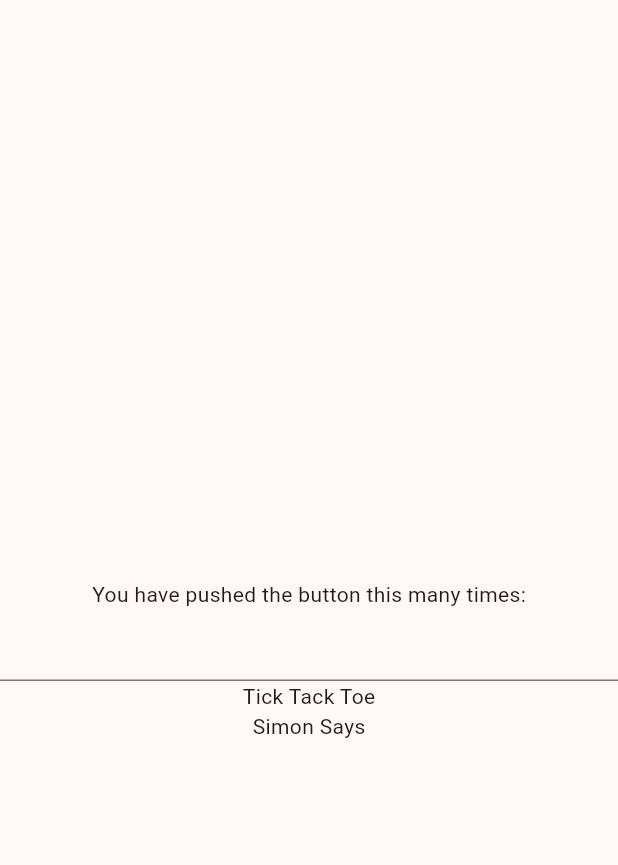
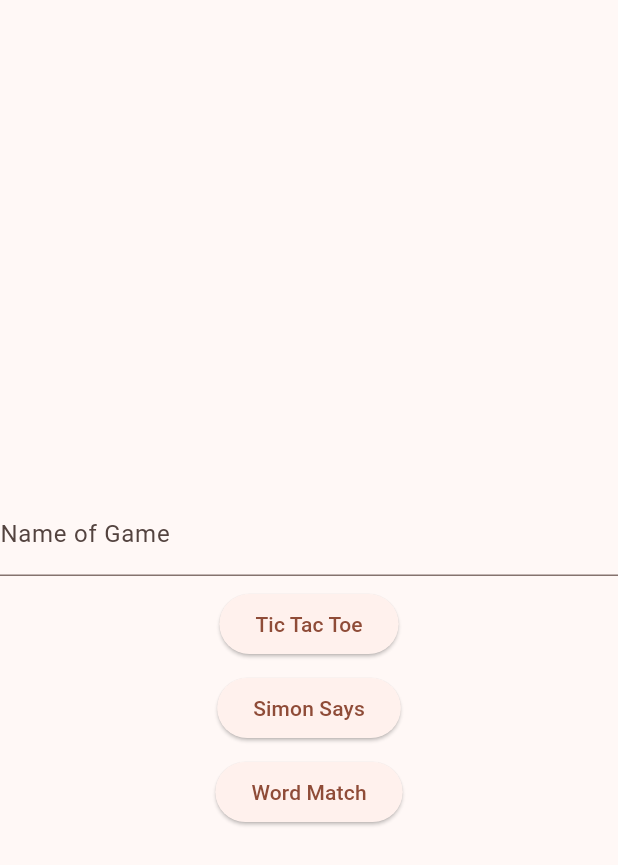
Before and after one commit to hunterwilhelm/betrayal_on_board, a Flutter app: the screen it shows after launch, on a phone screen of 412 x 824 dp. Shown: the top 865 px of the screen. Run offline on Flutter 3.47's test engine with Material 3 defaults, Android fonts, the light colour scheme and no system bars; our stand-ins replace flutter_hooks.

Commit message:
add word match mini-game

```diff
--- a/lib/main.dart
+++ b/lib/main.dart
@@ -1,5 +1,6 @@
 import 'package:betrayal_on_board/minigames/simonsays.dart';
 import 'package:betrayal_on_board/minigames/tictactoe.dart';
+import 'package:betrayal_on_board/minigames/word_match.dart';
 import 'package:betrayal_on_board/pages/welcome_page.dart';
 import 'package:betrayal_on_board/state.dart';
 import 'package:flutter/material.dart';
@@ -59,6 +60,8 @@
       page = const TicTacToe();
     } else if (gameState.miniGameName == "Simon Says") {
       page = SimonSays();
+    } else if (gameState.miniGameName == "Word Match") {
+      page = WordMatch();
     }
     return Scaffold(
       appBar: AppBar(
--- a/lib/pages/welcome_page.dart
+++ b/lib/pages/welcome_page.dart
@@ -15,27 +15,40 @@ class WelcomePage extends StatelessWidget {
       child: Column(
         mainAxisAlignment: MainAxisAlignment.center,
         children: <Widget>[
-          Text(
-            'You have pushed the button this many times:',
-          ),
           TextField(
+            decoration: const InputDecoration(
+              labelText: "Name of Game",
+            ),
             onChanged: (text) {
               gameState.setName(text);
             },
           ),
-          GestureDetector(
-            child: Text("Tick Tack Toe"),
-            onTap: () {
+          const SizedBox(
+            height: 8,
+          ),
+          ElevatedButton(
+            onPressed: () {
               gameState.miniGameName = "Tic Tac Toe";
             },
+            child: const Text("Tic Tac Toe"),
           ),
-          GestureDetector(
-            child: Text(
-              "Simon Says",
-            ),
-            onTap: () {
+          const SizedBox(
+            height: 8,
+          ),
+          ElevatedButton(
+            onPressed: () {
               gameState.miniGameName = "Simon Says";
             },
+            child: const Text("Simon Says"),
+          ),
+          const SizedBox(
+            height: 8,
+          ),
+          ElevatedButton(
+            onPressed: () {
+              gameState.miniGameName = "Word Match";
+            },
+            child: const Text("Word Match"),
           ),
         ],
       ),
```
Also changed, not shown: lib/minigames/word_match.dart (added, +144 -0 lines).
